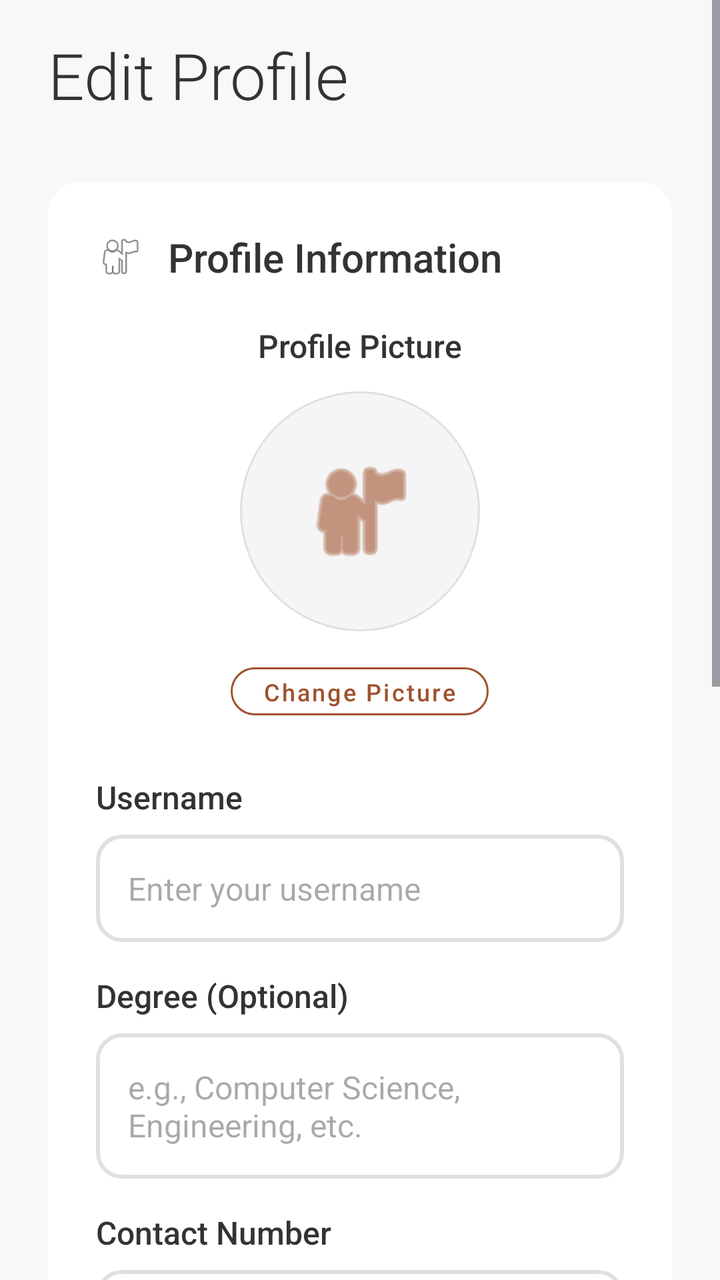
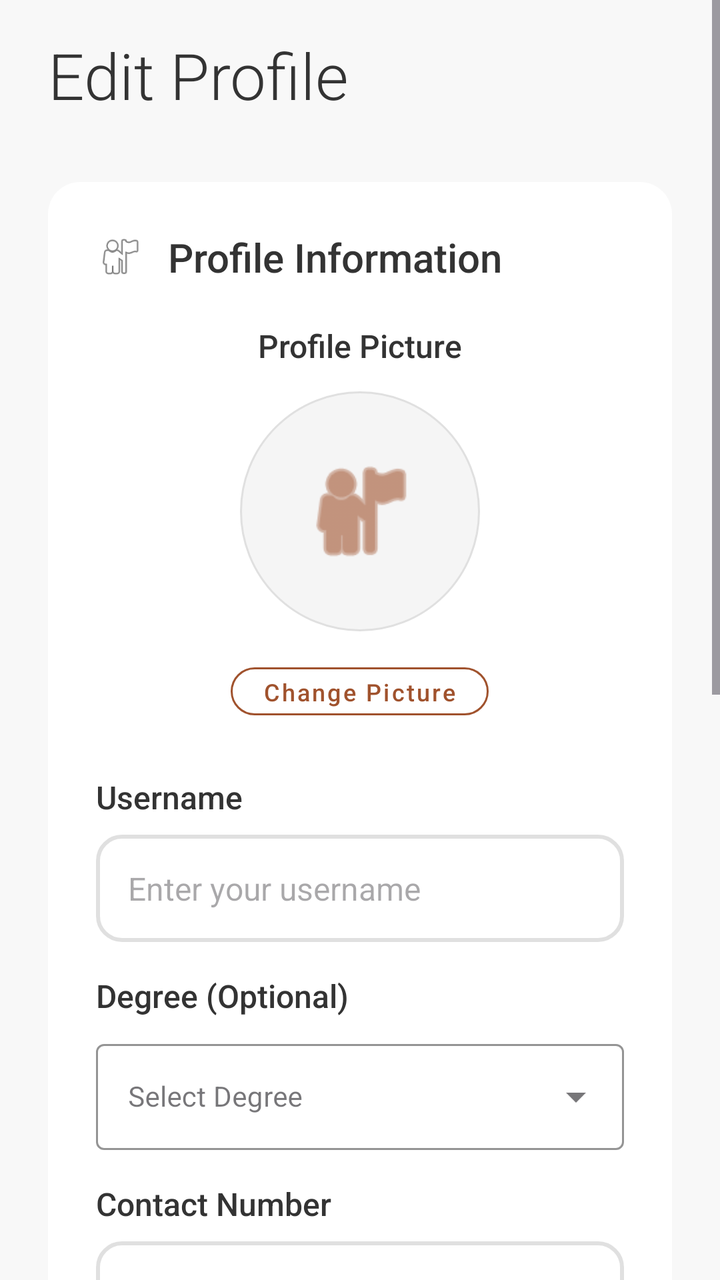

Before-and-after screenshots of an Android layout around one commit, followed by the original layout XML and the change that was made.
<!-- AndroidManifest.xml: application theme Theme.Csci3130Group1 -->
<!-- res/layout/activity_edit_profile.xml -->
<?xml version="1.0" encoding="utf-8"?>
<ScrollView xmlns:android="http://schemas.android.com/apk/res/android"
    xmlns:app="http://schemas.android.com/apk/res-auto"
    android:layout_width="match_parent"
    android:layout_height="match_parent"
    android:background="#F8F8F8"
    android:fillViewport="true">

    <LinearLayout
        android:layout_width="match_parent"
        android:layout_height="wrap_content"
        android:orientation="vertical"
        android:paddingLeft="24dp"
        android:paddingRight="24dp"
        android:paddingTop="16dp"
        android:paddingBottom="32dp">

        
        <TextView
            android:layout_width="wrap_content"
            android:layout_height="wrap_content"
            android:text="Edit Profile"
            android:textSize="32sp"
            android:fontFamily="sans-serif-light"
            android:textStyle="normal"
            android:textColor="#333333"
            android:layout_marginBottom="32dp"/>

        
        <LinearLayout
            android:layout_width="match_parent"
            android:layout_height="wrap_content"
            android:layout_marginBottom="24dp"
            android:background="@drawable/card_background"
            android:orientation="vertical"
            android:padding="24dp">

            
            <LinearLayout
                android:layout_width="match_parent"
                android:layout_height="wrap_content"
                android:orientation="horizontal"
                android:gravity="center_vertical"
                android:layout_marginBottom="20dp">

                <ImageView
                    android:layout_width="24dp"
                    android:layout_height="24dp"
                    android:src="@android:drawable/ic_menu_myplaces"
                    android:contentDescription="Profile Icon" />

                <TextView
                    android:layout_width="wrap_content"
                    android:layout_height="wrap_content"
                    android:text="Profile Information"
                    android:textSize="20sp"
                    android:fontFamily="sans-serif-medium"
                    android:textColor="#333333"
                    android:layout_marginStart="12dp"/>
            </LinearLayout>

            
            <LinearLayout
                android:layout_width="match_parent"
                android:layout_height="wrap_content"
                android:orientation="vertical"
                android:gravity="center"
                android:layout_marginBottom="24dp">

                <TextView
                    android:layout_width="wrap_content"
                    android:layout_height="wrap_content"
                    android:text="Profile Picture"
                    android:textSize="16sp"
                    android:textColor="#333333"
                    android:fontFamily="sans-serif-medium"
                    android:layout_marginBottom="12dp"/>

                <ImageView
                    android:id="@+id/profilePicturePreview"
                    android:layout_width="120dp"
                    android:layout_height="120dp"
                    android:src="@android:drawable/ic_menu_myplaces"
                    app:tint="#A0522D"
                    android:background="@drawable/circle_background"
                    android:padding="30dp"
                    android:contentDescription="Profile Picture Preview"
                    android:layout_marginBottom="12dp" />

                <Button
                    android:id="@+id/changeProfilePictureButton"
                    style="@style/Widget.MaterialComponents.Button.OutlinedButton"
                    android:layout_width="wrap_content"
                    android:layout_height="36dp"
                    android:text="Change Picture"
                    android:textColor="#A0522D"
                    android:textSize="12sp"
                    android:textAllCaps="false"
                    android:fontFamily="sans-serif-medium"
                    app:strokeColor="#A0522D"
                    app:cornerRadius="18dp"
                    android:minWidth="0dp"
                    android:paddingHorizontal="16dp"/>
            </LinearLayout>

            
            <TextView
                android:layout_width="wrap_content"
                android:layout_height="wrap_content"
                android:text="Username"
                android:textSize="16sp"
                android:textColor="#333333"
                android:fontFamily="sans-serif-medium"
                android:layout_marginBottom="8dp"/>

            <EditText
                android:id="@+id/editUsername"
                android:layout_width="match_parent"
                android:layout_height="wrap_content"
                android:hint="Enter your username"
                android:textSize="16sp"
                android:textColor="#333333"
                android:background="@drawable/input_background"
                android:padding="16dp"
                android:layout_marginBottom="16dp"/>

            
            <TextView
                android:layout_width="wrap_content"
                android:layout_height="wrap_content"
                android:text="Degree (Optional)"
                android:textSize="16sp"
                android:textColor="#333333"
                android:fontFamily="sans-serif-medium"
                android:layout_marginBottom="8dp"/>

            <EditText
                android:id="@+id/editDegree"
                android:layout_width="match_parent"
                android:layout_height="wrap_content"
                android:hint="e.g., Computer Science, Engineering, etc."
                android:textSize="16sp"
                android:textColor="#333333"
                android:background="@drawable/input_background"
                android:padding="16dp"
                android:layout_marginBottom="16dp"/>

            
            <TextView
                android:layout_width="wrap_content"
                android:layout_height="wrap_content"
                android:text="Contact Number"
                android:textSize="16sp"
                android:textColor="#333333"
                android:fontFamily="sans-serif-medium"
                android:layout_marginBottom="8dp"/>

            <EditText
                android:id="@+id/editContactNumber"
                android:layout_width="match_parent"
                android:layout_height="wrap_content"
                android:hint="e.g., 9021234567"
                android:textSize="16sp"
                android:textColor="#333333"
                android:background="@drawable/input_background"
                android:padding="16dp"
                android:inputType="phone"
                android:layout_marginBottom="16dp"/>

            
            <TextView
                android:layout_width="wrap_content"
                android:layout_height="wrap_content"
                android:text="Description (Optional)"
                android:textSize="16sp"
                android:textColor="#333333"
                android:fontFamily="sans-serif-medium"
                android:layout_marginBottom="8dp"/>

            <EditText
                android:id="@+id/editDescription"
                android:layout_width="match_parent"
                android:layout_height="120dp"
                android:hint="Tell others about yourself, your interests, goals, etc."
                android:textSize="16sp"
                android:textColor="#333333"
                android:background="@drawable/input_background"
                android:padding="16dp"
                android:gravity="top"
                android:inputType="textMultiLine"
                android:scrollbars="vertical"
                android:layout_marginBottom="16dp"/>

            
            <TextView
                android:layout_width="wrap_content"
                android:layout_height="wrap_content"
                android:text="Email Address"
                android:textSize="16sp"
                android:textColor="#333333"
                android:fontFamily="sans-serif-medium"
                android:layout_marginBottom="8dp"/>

            <TextView
                android:id="@+id/currentEmail"
                android:layout_width="match_parent"
                android:layout_height="wrap_content"
                android:text="email@example.com"
                android:textSize="16sp"
                android:textColor="#666666"
                android:background="@drawable/input_background_disabled"
                android:padding="16dp"/>

            <TextView
                android:layout_width="wrap_content"
                android:layout_height="wrap_content"
                android:text="Email cannot be changed"
                android:textSize="12sp"
                android:textColor="#999999"
                android:layout_marginTop="4dp"/>
        </LinearLayout>

        
        <LinearLayout
            android:layout_width="match_parent"
            android:layout_height="wrap_content"
            android:orientation="vertical">

            
            <Button
                android:id="@+id/saveButton"
                android:layout_width="match_parent"
                android:layout_height="wrap_content"
                android:text="Save Changes"
                android:backgroundTint="#A0522D"
                android:textColor="#FFFFFF"
                android:padding="16dp"
                android:textSize="16sp"
                android:layout_marginBottom="16dp"
                android:elevation="0dp"
                android:textAllCaps="false"
                android:fontFamily="sans-serif-medium"/>

            
            <Button
                android:id="@+id/cancelButton"
                style="@android:style/Widget.Material.Button.Borderless"
                android:layout_width="match_parent"
                android:layout_height="wrap_content"
                android:text="Cancel"
                android:textColor="#A0522D"
                android:padding="16dp"
                android:textSize="16sp"
                android:textAllCaps="false"
                android:fontFamily="sans-serif-medium"
                android:background="@drawable/outlined_button_background"/>
        </LinearLayout>
    </LinearLayout>
</ScrollView>
<!-- resources referenced by this layout -->
<resources>
  <!-- drawable card_background (drawable) -->
  <?xml version="1.0" encoding="utf-8"?>
  <shape xmlns:android="http://schemas.android.com/apk/res/android">
      <solid android:color="#FFFFFF" />
      <corners android:radius="16dp" />
      <stroke android:width="0dp" android:color="#FFFFFF" />
  </shape>
  <!-- drawable circle_background (drawable) -->
  <?xml version="1.0" encoding="utf-8"?>
  <shape xmlns:android="http://schemas.android.com/apk/res/android"
      android:shape="oval">
      <solid android:color="#F5F5F5" />
      <stroke
          android:width="1dp"
          android:color="#E0E0E0" />
  </shape>
  <!-- drawable input_background (drawable) -->
  <?xml version="1.0" encoding="utf-8"?>
  <shape xmlns:android="http://schemas.android.com/apk/res/android"
      android:shape="rectangle">
      <solid android:color="#FFFFFF" />
      <stroke
          android:width="2dp"
          android:color="#E0E0E0" />
      <corners android:radius="12dp" />
  </shape>
  <!-- drawable input_background_disabled (drawable) -->
  <?xml version="1.0" encoding="utf-8"?>
  <shape xmlns:android="http://schemas.android.com/apk/res/android"
      android:shape="rectangle">
      <solid android:color="#F5F5F5" />
      <stroke
          android:width="1dp"
          android:color="#CCCCCC" />
      <corners android:radius="12dp" />
  </shape>
  <!-- drawable outlined_button_background (drawable) -->
  <?xml version="1.0" encoding="utf-8"?>
  <shape xmlns:android="http://schemas.android.com/apk/res/android">
      <solid android:color="#00FFFFFF" />
      <corners android:radius="12dp" />
      <stroke android:width="2dp" android:color="#A0522D" />
  </shape>
  <style name="Theme.Csci3130Group1" parent="Base.Theme.Csci3130Group1" />
  <style name="Base.Theme.Csci3130Group1" parent="Theme.Material3.DayNight.NoActionBar">
          
          
      </style>
</resources>

<!-- the commit's change to res/layout/activity_edit_profile.xml (unified diff, before → after) -->
@@ -134,16 +134,24 @@
                 android:fontFamily="sans-serif-medium"
                 android:layout_marginBottom="8dp"/>
 
-            <EditText
-                android:id="@+id/editDegree"
-                android:layout_width="match_parent"
-                android:layout_height="wrap_content"
-                android:hint="e.g., Computer Science, Engineering, etc."
-                android:textSize="16sp"
-                android:textColor="#333333"
-                android:background="@drawable/input_background"
-                android:padding="16dp"
-                android:layout_marginBottom="16dp"/>
+            <com.google.android.material.textfield.TextInputLayout
+                android:layout_width="match_parent"
+                android:layout_height="wrap_content"
+                android:layout_marginBottom="16dp"
+                android:hint="Select Degree"
+                app:boxStrokeColor="#A0522D"
+                app:hintTextColor="#A0522D"
+                style="@style/Widget.MaterialComponents.TextInputLayout.OutlinedBox.ExposedDropdownMenu">
+
+                <AutoCompleteTextView
+                    android:id="@+id/editDegree"
+                    android:layout_width="match_parent"
+                    android:layout_height="wrap_content"
+                    android:inputType="none"
+                    android:text=""
+                    android:textSize="14sp"
+                    android:paddingHorizontal="16dp"/>
+            </com.google.android.material.textfield.TextInputLayout>
 
             
             <TextView
